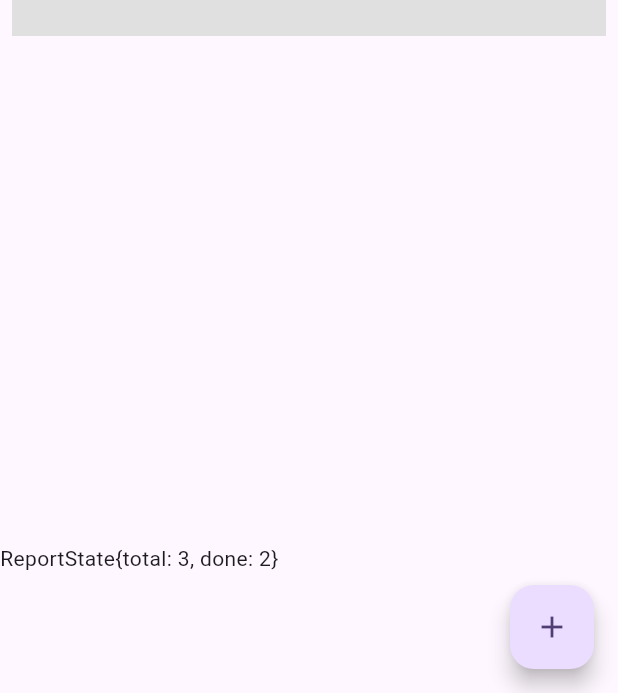
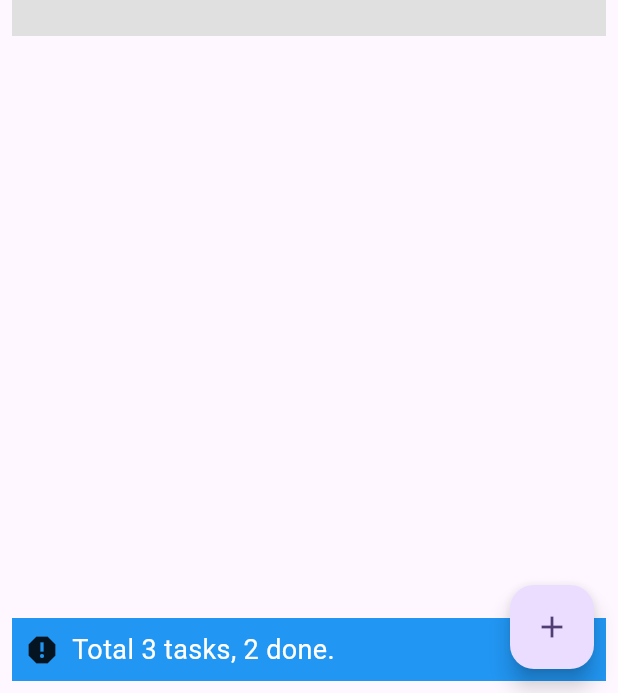
Before and after one commit to GavinHome/flying-redux, a Flutter app: the screen it shows after launch, on a phone screen of 412 x 824 dp, the part 543-1236 px from its top. Run offline on Flutter 3.47's test engine with Material 2 defaults, Android fonts, the phone set to English and light mode, and no system bars.

Commit message:
[feat] refactor

```diff
--- a/example/lib/pages/todos/report/component.dart
+++ b/example/lib/pages/todos/report/component.dart
@@ -10,7 +10,24 @@ class ReportComponent extends Component<ReportState> {
   ReportComponent()
       : super(
           view: (ReportState state, Dispatch dispatch, ComponentContext<ReportState> ctx) {
-            return Container(height: 100, child: Text('${state.toString()}'));
+            //return Container(height: 100, child: Text('${state.toString()}'));
+
+            return Container(
+                margin: const EdgeInsets.all(8.0),
+                padding: const EdgeInsets.all(8.0),
+                color: Colors.blue,
+                child: Row(
+                  children: <Widget>[
+                    Container(
+                      margin: const EdgeInsets.only(right: 8.0),
+                      child: const Icon(Icons.report),
+                    ),
+                    Text(
+                      'Total ${state.total} tasks, ${state.done} done.',
+                      style: const TextStyle(fontSize: 18.0, color: Colors.white),
+                    )
+                  ],
+                ));
           },
         );
 }
--- a/example/lib/pages/todos/todo/effects.dart
+++ b/example/lib/pages/todos/todo/effects.dart
@@ -4,7 +4,6 @@ import 'state.dart';
 
 buildEffects() {
   return combineEffects<ToDoState>(<Object, Effect<ToDoState>>{
-    // Lifecycle.initState: _onInit,
     ToDoAction.onEdit: _onEdit,
     ToDoAction.onRemove: _onRemove,
   });
@@ -13,8 +12,8 @@ buildEffects() {
 void _onEdit(Action action, ComponentContext<ToDoState> ctx) {
   final String uniqueId = action.payload;
   final ToDoState todo = ToDoState()
-    ..title = ""
-    ..desc = "";
+    ..title = "test"
+    ..desc = "test";
   ctx.dispatch(ToDoActionCreator.editAction(todo));
 }
 
--- a/lib/flutter_redux.dart
+++ b/lib/flutter_redux.dart
@@ -1,8 +1,4 @@
 library flutter_redux;
 
 export 'src/redux/index.dart';
-export 'src/component/basic.dart';
-export 'src/component/page.dart';
-export 'src/component/component.dart';
-export 'src/component/context.dart';
-export 'src/component/dependencies.dart';
+export 'src/component/index.dart';
--- a/lib/src/component/component.dart
+++ b/lib/src/component/component.dart
@@ -4,8 +4,6 @@ import 'package:flutter/material.dart' hide Action, ViewBuilder;
 
 import '../redux/basic.dart';
 import 'basic.dart';
-import 'context.dart';
-import 'utils.dart';
 
 class Component<T> extends ReduxComponent<T> {
   Component({Reducer<T>? reducer, required ViewBuilder<T> view, Effects<T>? effects, ShouldUpdate<T>? shouldUpdate})
--- a/lib/src/component/context.dart
+++ b/lib/src/component/context.dart
@@ -1,3 +1,5 @@
+// ignore_for_file: avoid_shadowing_type_parameters
+
 import 'package:flutter/widgets.dart' hide Action;
 import 'dart:async';
 import 'basic.dart';
@@ -58,7 +60,7 @@ class ComponentContext<T> {
       };
 
   Dispatch _createDispatch<T>(
-      Dispatch onEffect, Dispatch next, ComponentContext<T> ctx) =>
+      Dispatch? onEffect, Dispatch next, ComponentContext<T> ctx) =>
           (Action action) {
         final Object? result = onEffect?.call(action);
         if (result == null || result == false) {
@@ -92,29 +94,6 @@ class ComponentContext<T> {
     effects?.call(Action(type), this);
   }
 
-  // Widget buildComponent(String type) {
-  //   // final Dependent<T> dependent = _dependencies.slots[type];
-  //   // assert(dependent != null);
-  //   // return dependent.buildComponent(
-  //   //   store,
-  //   //   getState,
-  //   //   bus: _bus,
-  //   // );
-  //   return Container();
-  // }
-
-  // List<Widget> buildComponents() {
-  //   // final Dependent<T> dependent = _dependencies.adapter;
-  //   // assert(dependent != null);
-  //   // return dependent.buildComponents(
-  //   //   store,
-  //   //   getState,
-  //   //   bus: _bus,
-  //   // );
-  //
-  //   return <Widget>[Container()];
-  // }
-
   static ShouldUpdate<K> _updateByDefault<K>() =>
       (K _, K __) => !identical(_, __);
 }
--- /dev/null
+++ b/lib/src/component/index.dart
@@ -0,0 +1,4 @@
+export 'basic.dart';
+export 'page.dart';
+export 'component.dart';
+export 'context.dart';
--- a/lib/src/redux/basic.dart
+++ b/lib/src/redux/basic.dart
@@ -1,3 +1,5 @@
+// ignore_for_file: depend_on_referenced_packages
+
 import 'package:collection/collection.dart';
 /// Definition of the function type that returns type R.
 typedef Get<R> = R Function();
```
Also changed, not shown: lib/src/component/basic.dart (+41 -44 lines), lib/src/component/dependencies.dart (deleted, +0 -24 lines).
